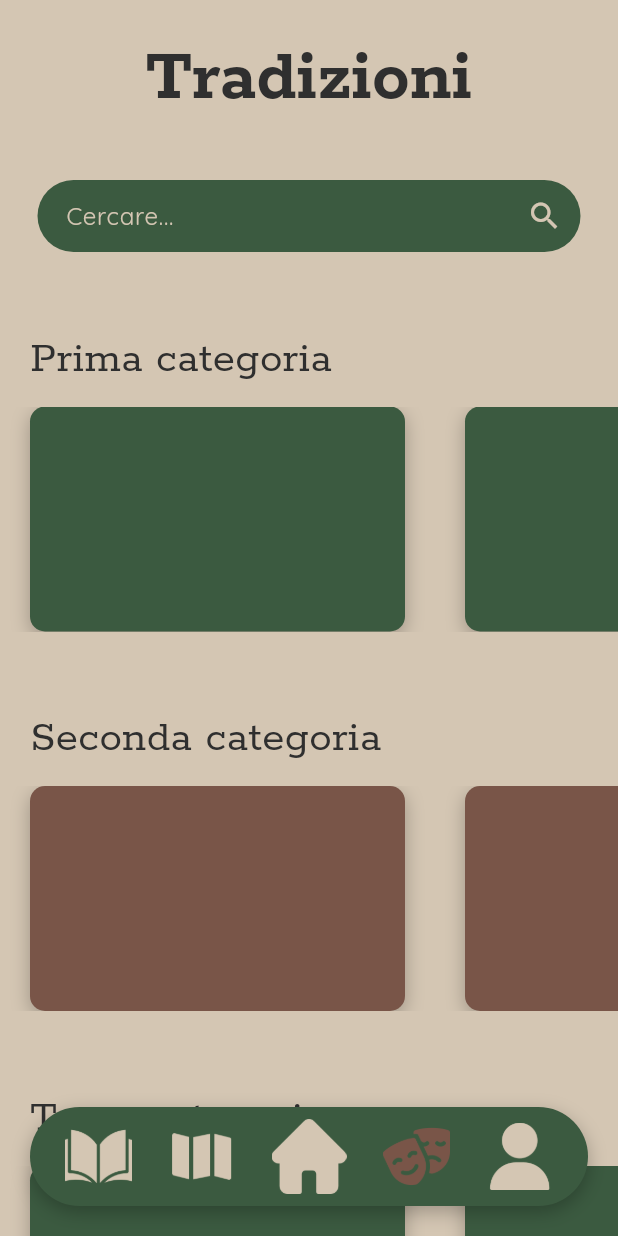
After one commit to Blackfight-Studios/radici-parlate, a Flutter app: the screen it shows after launch, item 4 of the bottom bar chosen, on a phone screen of 412 x 824 dp. The commit adds this screen. Run offline on Flutter 3.47's test engine with Material 3 defaults, Android fonts, the phone set to English and light mode, and no system bars.

Commit message:
Add Tradition screen
- Added tradition screen with categories components
- Made link between app bottom bar and tradition screen.

```diff
--- a/lib/main.dart
+++ b/lib/main.dart
@@ -1,6 +1,7 @@
 import 'package:flutter/material.dart';
 import 'package:flutter/services.dart';
 import 'package:radici_parlate/screens/home.dart';
+import 'package:radici_parlate/screens/tradition.dart';
 import 'package:radici_parlate/theme/theme.dart';
 import 'package:radici_parlate/widgets/navigation/navigation_bar.dart';
 
@@ -40,7 +41,7 @@ class _MainPageState extends State<MainPage> {
     const HomeScreen(),
     const HomeScreen(),
     const HomeScreen(),
-    const HomeScreen(),
+    const TraditionScreen(),
     const HomeScreen(),
   ];
 
--- /dev/null
+++ b/lib/screens/tradition.dart
@@ -0,0 +1,31 @@
+import 'package:flutter/material.dart';
+import 'package:radici_parlate/widgets/category/category_container.dart';
+import 'package:radici_parlate/widgets/category/item_card.dart';
+import 'package:radici_parlate/widgets/searchbar/search_bar.dart';
+
+class TraditionScreen extends StatefulWidget {
+  const TraditionScreen({super.key});
+
+  @override
+  State<TraditionScreen> createState() => _TraditionScreenState();
+}
+
+class _TraditionScreenState extends State<TraditionScreen> {
+
+  @override
+  Widget build(BuildContext context) {
+    String query = "";
+    return Scaffold(
+      body: SingleChildScrollView(child: Padding(padding: const EdgeInsets.only(left: 0, right: 0, top: 15, bottom: 100), child: Column(children: [
+        Center(child: Text("Tradizioni", style: Theme.of(context).textTheme.titleMedium,)),
+        Padding(padding: const EdgeInsets.only(left: 25, right: 25, top: 30, bottom: 50), child: AppSearchBar(onSearch: (query) {})),
+        /** TODO: make dynamic **/
+        CategoryContainer(categoryTitle: "Prima categoria", cards: [ItemCard(colorIndex: 0), ItemCard(colorIndex: 0), ItemCard(colorIndex: 0)]),
+        CategoryContainer(categoryTitle: "Seconda categoria", cards: [ItemCard(colorIndex: 1), ItemCard(colorIndex: 1), ItemCard(colorIndex: 1)]),
+        CategoryContainer(categoryTitle: "Terza categoria", cards: [ItemCard(colorIndex: 0), ItemCard(colorIndex: 0), ItemCard(colorIndex: 0)]),
+        CategoryContainer(categoryTitle: "Quarta categoria", cards: [ItemCard(colorIndex: 1), ItemCard(colorIndex: 1), ItemCard(colorIndex: 1)]),
+      ],)),
+    ));
+  }
+
+}
```
